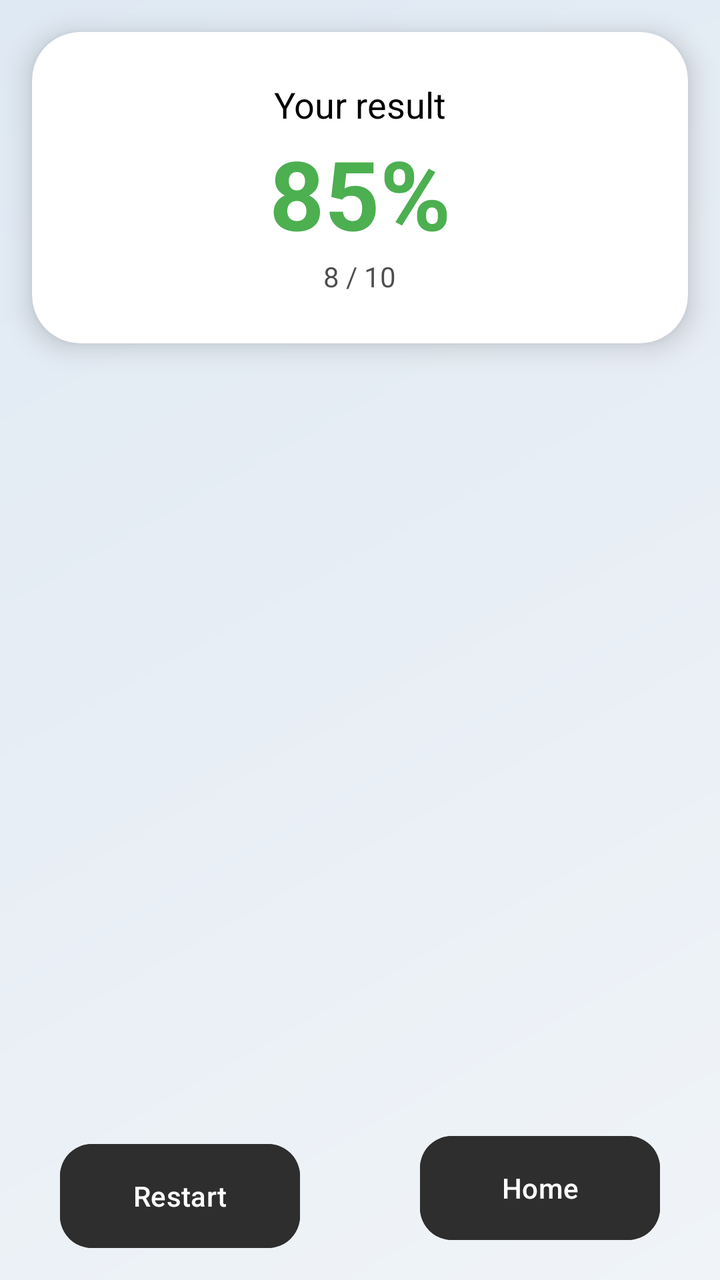
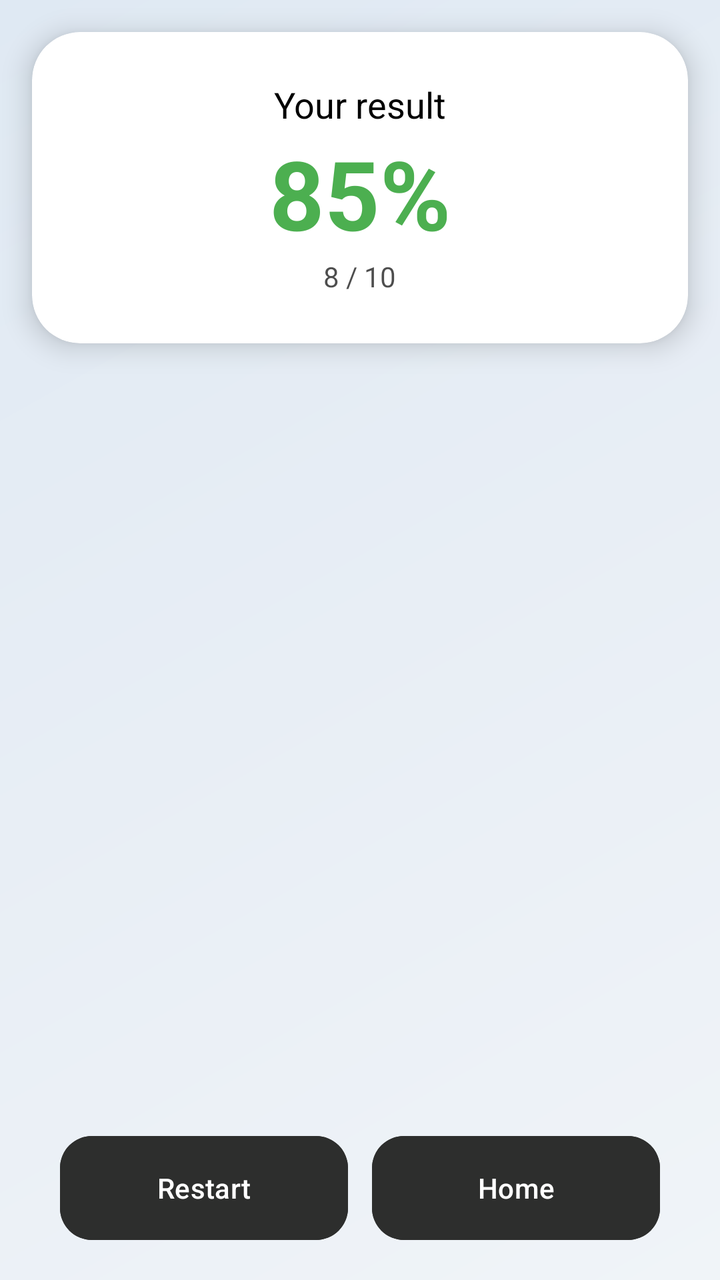

Compare the two renders of this Android layout. The source of the first and the diff that turns it into the second are given below.
<!-- AndroidManifest.xml: application theme Theme.TestApp -->
<!-- res/layout/activity_result.xml -->
<?xml version="1.0" encoding="utf-8"?>
<androidx.constraintlayout.widget.ConstraintLayout xmlns:android="http://schemas.android.com/apk/res/android"
    xmlns:app="http://schemas.android.com/apk/res-auto"
    xmlns:tools="http://schemas.android.com/tools"
    android:id="@+id/main"
    android:layout_width="match_parent"
    android:layout_height="match_parent"
    android:background="@drawable/home_background"
    tools:context=".presenter.result.ResultActivity">

    <com.google.android.material.card.MaterialCardView
        android:id="@+id/scoreCard"
        android:layout_width="match_parent"
        android:layout_height="wrap_content"
        android:layout_margin="16dp"
        app:cardCornerRadius="24dp"
        app:cardElevation="8dp"
        android:backgroundTint="@color/white"
        app:strokeWidth="0dp"
        app:layout_constraintTop_toTopOf="parent">

        <LinearLayout
            android:layout_width="match_parent"
            android:layout_height="wrap_content"
            android:gravity="center"
            android:orientation="vertical"
            android:padding="24dp">

            <TextView
                android:layout_width="wrap_content"
                android:layout_height="wrap_content"
                android:text="Your result"
                android:textColor="@color/black"
                android:textSize="18sp" />

            <TextView
                android:id="@+id/tvTotalScore"
                android:layout_width="wrap_content"
                android:layout_height="wrap_content"
                android:text="85%"
                android:textColor="#4CAF50"
                android:textSize="48sp"
                android:textStyle="bold" />

            <TextView
                android:id="@+id/tvCorrectCount"
                android:layout_width="wrap_content"
                android:layout_height="wrap_content"
                android:text="8 / 10"
                android:textColor="@color/black"
                android:alpha="0.7" />
        </LinearLayout>
    </com.google.android.material.card.MaterialCardView>

    <ScrollView
        android:layout_width="match_parent"
        android:layout_height="0dp"
        android:layout_marginVertical="10dp"
        app:layout_constraintBottom_toTopOf="@id/btnHome"
        app:layout_constraintTop_toBottomOf="@id/scoreCard"

        >

        <LinearLayout
            android:id="@+id/container"
            android:layout_width="match_parent"
            android:layout_height="wrap_content"
            android:orientation="vertical"
            android:padding="18dp" />
    </ScrollView>

    <com.google.android.material.button.MaterialButton
        android:id="@+id/btnRestart"
        android:layout_width="0dp"
        android:layout_height="60dp"
        android:layout_marginBottom="12dp"
        android:layout_marginHorizontal="30dp"
        android:text="Restart"

        android:backgroundTint="#2d2e2d"
        android:textColor="@color/white"
        app:iconGravity="textStart"
        app:cornerRadius="16dp"
        app:layout_constraintStart_toStartOf="parent"
        app:layout_constraintEnd_toStartOf="@id/btnHome"
        app:layout_constraintBottom_toBottomOf="parent" />

    <com.google.android.material.button.MaterialButton
        android:id="@+id/btnHome"
        android:layout_width="0dp"
        android:layout_height="60dp"
        android:layout_marginBottom="16dp"
        android:layout_marginHorizontal="30dp"
        android:text="Home"
        android:backgroundTint="#2d2e2d"
        android:textColor="@color/white"
        app:cornerRadius="16dp"
        app:layout_constraintStart_toEndOf="@id/btnRestart"
        app:layout_constraintEnd_toEndOf="parent"
        app:layout_constraintBottom_toBottomOf="parent" />

</androidx.constraintlayout.widget.ConstraintLayout>
<!-- resources referenced by this layout -->
<resources>
  <color name="black">#FF000000</color>
  <color name="white">#FFFFFFFF</color>
  <!-- drawable home_background (drawable) -->
  <?xml version="1.0" encoding="utf-8"?>
  <shape xmlns:android="http://schemas.android.com/apk/res/android">
      <gradient
          android:angle="135"
          android:startColor="#F0F4F8"
          android:centerColor="#E8EEF5"
          android:endColor="#DFE9F3"
          android:type="linear" />
  </shape>
  <style name="Theme.TestApp" parent="Base.Theme.TestApp" />
  <style name="Base.Theme.TestApp" parent="Theme.Material3.DayNight.NoActionBar">
          
          
          <item name="colorControlActivated">@color/black</item>
          <item name="colorControlNormal">#757575</item>
      </style>
</resources>

<!-- the commit's change to res/layout/activity_result.xml (unified diff, before → after) -->
@@ -1,5 +1,5 @@
 <?xml version="1.0" encoding="utf-8"?>
-<androidx.constraintlayout.widget.ConstraintLayout xmlns:android="http://schemas.android.com/apk/res/android"
+<androidx.coordinatorlayout.widget.CoordinatorLayout xmlns:android="http://schemas.android.com/apk/res/android"
     xmlns:app="http://schemas.android.com/apk/res-auto"
     xmlns:tools="http://schemas.android.com/tools"
     android:id="@+id/main"
@@ -8,95 +8,101 @@
     android:background="@drawable/home_background"
     tools:context=".presenter.result.ResultActivity">
 
-    <com.google.android.material.card.MaterialCardView
-        android:id="@+id/scoreCard"
+    <androidx.core.widget.NestedScrollView
         android:layout_width="match_parent"
-        android:layout_height="wrap_content"
-        android:layout_margin="16dp"
-        app:cardCornerRadius="24dp"
-        app:cardElevation="8dp"
-        android:backgroundTint="@color/white"
-        app:strokeWidth="0dp"
-        app:layout_constraintTop_toTopOf="parent">
+        android:layout_height="match_parent"
+        android:layout_marginBottom="88dp">
 
         <LinearLayout
             android:layout_width="match_parent"
             android:layout_height="wrap_content"
-            android:gravity="center"
-            android:orientation="vertical"
-            android:padding="24dp">
+            android:orientation="vertical">
 
-            <TextView
-                android:layout_width="wrap_content"
+            <com.google.android.material.card.MaterialCardView
+                android:id="@+id/scoreCard"
+                android:layout_width="match_parent"
                 android:layout_height="wrap_content"
-                android:text="Your result"
-                android:textColor="@color/black"
-                android:textSize="18sp" />
+                android:layout_margin="16dp"
+                app:cardCornerRadius="24dp"
+                app:cardElevation="8dp"
+                android:backgroundTint="@color/white"
+                app:strokeWidth="0dp">
 
-            <TextView
-                android:id="@+id/tvTotalScore"
-                android:layout_width="wrap_content"
+                <LinearLayout
+                    android:layout_width="match_parent"
+                    android:layout_height="wrap_content"
+                    android:gravity="center"
+                    android:orientation="vertical"
+                    android:padding="24dp">
+
+                    <TextView
+                        android:layout_width="wrap_content"
+                        android:layout_height="wrap_content"
+                        android:text="Your result"
+                        android:textColor="@color/black"
+                        android:textSize="18sp" />
+
+                    <TextView
+                        android:id="@+id/tvTotalScore"
+                        android:layout_width="wrap_content"
+                        android:layout_height="wrap_content"
+                        android:text="85%"
+                        android:textColor="#4CAF50"
+                        android:textSize="48sp"
+                        android:textStyle="bold" />
+
+                    <TextView
+                        android:id="@+id/tvCorrectCount"
+                        android:layout_width="wrap_content"
+                        android:layout_height="wrap_content"
+                        android:text="8 / 10"
+                        android:textColor="@color/black"
+                        android:alpha="0.7" />
+                </LinearLayout>
+            </com.google.android.material.card.MaterialCardView>
+
+            <LinearLayout
+                android:id="@+id/container"
+                android:layout_width="match_parent"
                 android:layout_height="wrap_content"
-                android:text="85%"
-                android:textColor="#4CAF50"
-                android:textSize="48sp"
-                android:textStyle="bold" />
+                android:orientation="vertical"
+                android:padding="18dp" />
 
-            <TextView
-                android:id="@+id/tvCorrectCount"
-                android:layout_width="wrap_content"
-                android:layout_height="wrap_content"
-                android:text="8 / 10"
-                android:textColor="@color/black"
-                android:alpha="0.7" />
         </LinearLayout>
-    </com.google.android.material.card.MaterialCardView>
 
-    <ScrollView
+    </androidx.core.widget.NestedScrollView>
+
+    <LinearLayout
         android:layout_width="match_parent"
-        android:layout_height="0dp"
-        android:layout_marginVertical="10dp"
-        app:layout_constraintBottom_toTopOf="@id/btnHome"
-        app:layout_constraintTop_toBottomOf="@id/scoreCard"
+        android:layout_height="wrap_content"
+        android:layout_gravity="bottom"
+        android:orientation="horizontal"
+        android:paddingHorizontal="30dp"
+        android:paddingBottom="16dp">
 
-        >
+        <com.google.android.material.button.MaterialButton
+            android:id="@+id/btnRestart"
+            android:layout_width="0dp"
+            android:layout_height="60dp"
+            android:layout_weight="1"
+            android:layout_marginEnd="6dp"
+            android:text="Restart"
+            android:backgroundTint="#2d2e2d"
+            android:textColor="@color/white"
+            app:iconGravity="textStart"
+            app:cornerRadius="16dp" />
 
-        <LinearLayout
-            android:id="@+id/container"
-            android:layout_width="match_parent"
-            android:layout_height="wrap_content"
-            android:orientation="vertical"
-            android:padding="18dp" />
-    </ScrollView>
+        <com.google.android.material.button.MaterialButton
+            android:id="@+id/btnHome"
+            android:layout_width="0dp"
+            android:layout_height="60dp"
+            android:layout_weight="1"
+            android:layout_marginStart="6dp"
+            android:text="Home"
+            android:backgroundTint="#2d2e2d"
+            android:textColor="@color/white"
+            app:cornerRadius="16dp" />
 
-    <com.google.android.material.button.MaterialButton
-        android:id="@+id/btnRestart"
-        android:layout_width="0dp"
-        android:layout_height="60dp"
-        android:layout_marginBottom="12dp"
-        android:layout_marginHorizontal="30dp"
-        android:text="Restart"
+    </LinearLayout>
 
-        android:backgroundTint="#2d2e2d"
-        android:textColor="@color/white"
-        app:iconGravity="textStart"
-        app:cornerRadius="16dp"
-        app:layout_constraintStart_toStartOf="parent"
-        app:layout_constraintEnd_toStartOf="@id/btnHome"
-        app:layout_constraintBottom_toBottomOf="parent" />
-
-    <com.google.android.material.button.MaterialButton
-        android:id="@+id/btnHome"
-        android:layout_width="0dp"
-        android:layout_height="60dp"
-        android:layout_marginBottom="16dp"
-        android:layout_marginHorizontal="30dp"
-        android:text="Home"
-        android:backgroundTint="#2d2e2d"
-        android:textColor="@color/white"
-        app:cornerRadius="16dp"
-        app:layout_constraintStart_toEndOf="@id/btnRestart"
-        app:layout_constraintEnd_toEndOf="parent"
-        app:layout_constraintBottom_toBottomOf="parent" />
-
-</androidx.constraintlayout.widget.ConstraintLayout>
+</androidx.coordinatorlayout.widget.CoordinatorLayout>
